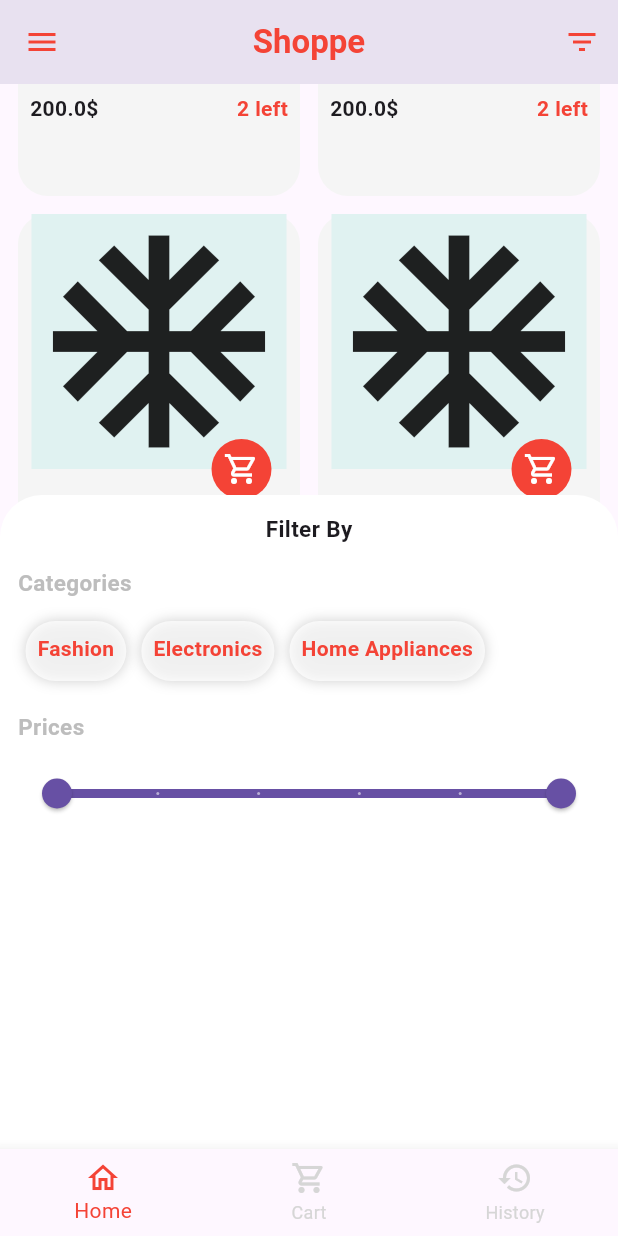
After one commit to Bosinamahmoud/E-Commerce, a Flutter app: the Home screen opened directly, scrolled down 576 dp, after a tap on the "filter list" icon, on a phone screen of 412 x 824 dp. The commit adds this screen. Run offline on Flutter 3.47's test engine with Material 3 defaults, Android fonts, the phone set to English and light mode, and no system bars; our stand-ins replace email_validator.

```diff
--- a/lib/customs/appBar.dart
+++ b/lib/customs/appBar.dart
@@ -1,26 +1,35 @@
+import 'package:ecommerce/classes/Item.dart';
 import 'package:flutter/material.dart';
 
-PreferredSizeWidget getAppBar(context){
-  Color c= Colors.red;
+import 'filter.dart';
+
+PreferredSizeWidget getAppBar() {
+  Color c = Colors.red;
+
   return AppBar(
-    title: Text("Shoppe", style: TextStyle(color: c, fontWeight: FontWeight.bold),),
+    title: Text(
+      "Shoppe",
+      style: TextStyle(color: c, fontWeight: FontWeight.bold),
+    ),
     centerTitle: true,
-    leading: Builder(
-        builder: (context) {
-          return IconButton(onPressed: (){
+    leading: Builder(builder: (context) {
+      return IconButton(
+          onPressed: () {
             Scaffold.of(context).openDrawer();
-          }, icon: Icon(Icons.menu, color: c));
-        }
-    ),
+          },
+          icon: Icon(Icons.menu, color: c));
+    }),
     actions: [
-      IconButton(onPressed: (){
-        showBottomSheet(context: context, builder: (context){
-          return Container(
-            color: Colors.red,
-          );
-        });
-      }, icon: Icon(Icons.filter_list_outlined, color: c)),
-
+      Builder(builder: (context) {
+        return IconButton(
+            onPressed: () {
+              Scaffold.of(context)
+                  .showBottomSheet(backgroundColor: Colors.white, (context) {
+                    return Filter();
+              });
+            },
+            icon: Icon(Icons.filter_list_outlined, color: c));
+      }),
     ],
   );
 }
--- /dev/null
+++ b/lib/customs/filter.dart
@@ -0,0 +1,124 @@
+import 'package:flutter/cupertino.dart';
+import 'package:flutter/material.dart';
+
+import '../classes/Item.dart';
+
+class Filter extends StatefulWidget {
+  const Filter({super.key});
+
+  @override
+  State<Filter> createState() => _FilterState();
+}
+
+class _FilterState extends State<Filter> {
+  List<Category> categories = [
+    Category(type: "Fashion", color: Colors.pink),
+    Category(type: "Electronics", color: Colors.blue),
+    Category(type: "Home Appliances", color: Colors.deepPurple)
+  ];
+  var rangedValues = RangeValues(0.1, 99999);
+  @override
+  Widget build(BuildContext context) {
+    return Padding(
+      padding: const EdgeInsets.all(12.0),
+      child: Container(
+          height: MediaQuery.of(context).size.height * 0.5,
+          child: Column(
+            crossAxisAlignment: CrossAxisAlignment.start,
+            children: [
+              Center(
+                  child: Text("Filter By",
+                      style: TextStyle(
+                          fontWeight: FontWeight.bold,
+                          fontSize: 15))),
+              SizedBox(height: 15),
+              Text("Categories",
+                  style: TextStyle(
+                      color: Colors.grey[400],
+                      fontWeight: FontWeight.w600,
+                      fontSize: 15)),
+              SizedBox(height: 10),
+              Container(
+                height: 50,
+                child: ListView.builder(
+                  itemBuilder: (context, int index) {
+                    return CategoriesWidget(
+                        category: categories[index]);
+                  },
+                  itemCount: categories.length,
+                  scrollDirection: Axis.horizontal,
+                ),
+              ),
+              SizedBox(height: 15),
+              Text("Prices",
+                  style: TextStyle(
+                      color: Colors.grey[400],
+                      fontWeight: FontWeight.w600,
+                      fontSize: 15)),
+              SizedBox(height: 10),
+              RangeSlider(
+                  values: rangedValues,
+                  max: 99999,
+                  min: 0,
+                  divisions: 5,
+                  labels: RangeLabels(
+                      rangedValues.start.round().toString(),
+                      rangedValues.end.round().toString()),
+                  onChanged: (RangeValues values) {
+                    setState(() {
+                      rangedValues=values;
+                    });
+                  }
+              )
+            ],
+          )),
+    );
+  }
+}
+
+class CategoriesWidget extends StatefulWidget {
+  final Category category;
+
+  const CategoriesWidget({super.key, required this.category});
+
+  @override
+  State<CategoriesWidget> createState() => _CategoriesWidgetState();
+}
+
+class _CategoriesWidgetState extends State<CategoriesWidget> {
+  bool isSelected = false;
+
+  Color textColor = Colors.red;
+  Color bgColor = Colors.white70;
+
+  @override
+  Widget build(BuildContext context) {
+    Category category = widget.category;
+    return Padding(
+      padding: const EdgeInsets.all(5.0),
+      child: GestureDetector(
+        child: Container(
+          padding: EdgeInsets.all(8.0),
+          decoration: BoxDecoration(
+              color: bgColor,
+              borderRadius: BorderRadius.circular(20.0),
+              boxShadow: [
+                BoxShadow(
+                  color: Colors.grey.withOpacity(0.5),
+                  blurRadius: 7,
+                )
+              ]),
+          child: Text(category.type,
+              style: TextStyle(color: textColor, fontWeight: FontWeight.w600)),
+        ),
+        onTap: () {
+          setState(() {
+            isSelected = !isSelected;
+            textColor = isSelected ? Colors.white : Colors.red;
+            bgColor = !isSelected ? Colors.white : Colors.red;
+          });
+        },
+      ),
+    );
+  }
+}
--- a/lib/screens/Home.dart
+++ b/lib/screens/Home.dart
@@ -84,7 +84,7 @@ class _HomeState extends State<Home> {
   @override
   Widget build(BuildContext context) {
     return Scaffold(
-      appBar: getAppBar(context),
+      appBar: getAppBar(),
       drawer: getDrawer(),
       bottomNavigationBar: getBottomNavigator(0, context),
       body: SingleChildScrollView(
--- a/lib/screens/start.dart
+++ b/lib/screens/start.dart
@@ -57,7 +57,7 @@ class start extends StatelessWidget {
             Row(        mainAxisAlignment: MainAxisAlignment.center,
 
               children: [
-                Text("I already have an account"), IconButton(onPressed: (){Navigator.of(context).push(MaterialPageRoute(builder: (context)=>login(password: "",email: "",)));}, icon:Icon(Icons.arrow_forward_rounded,color: Colors.red,))
+                Text("I already have an account"), IconButton(onPressed: (){Navigator.of(context).push(MaterialPageRoute(builder: (context)=>login()));}, icon:Icon(Icons.arrow_forward_rounded,color: Colors.red,))
               ],
             ),
            ],
```
Also changed, not shown: lib/main.dart (+1 -107 lines), lib/screens/login.dart (+12 -7 lines).
